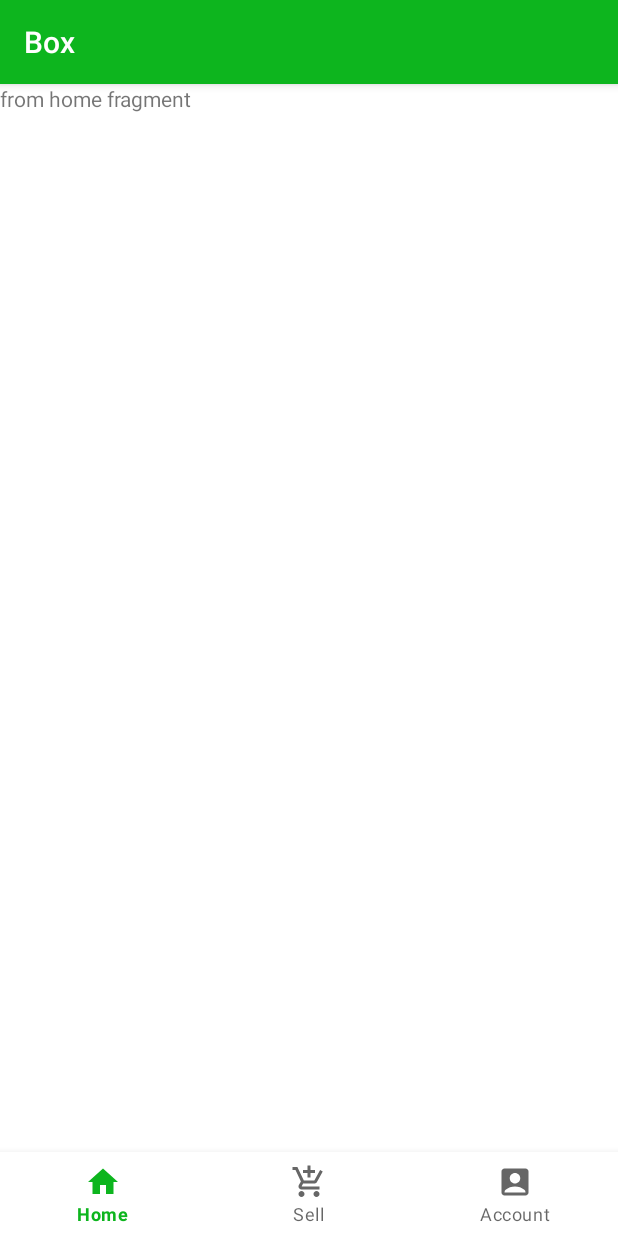
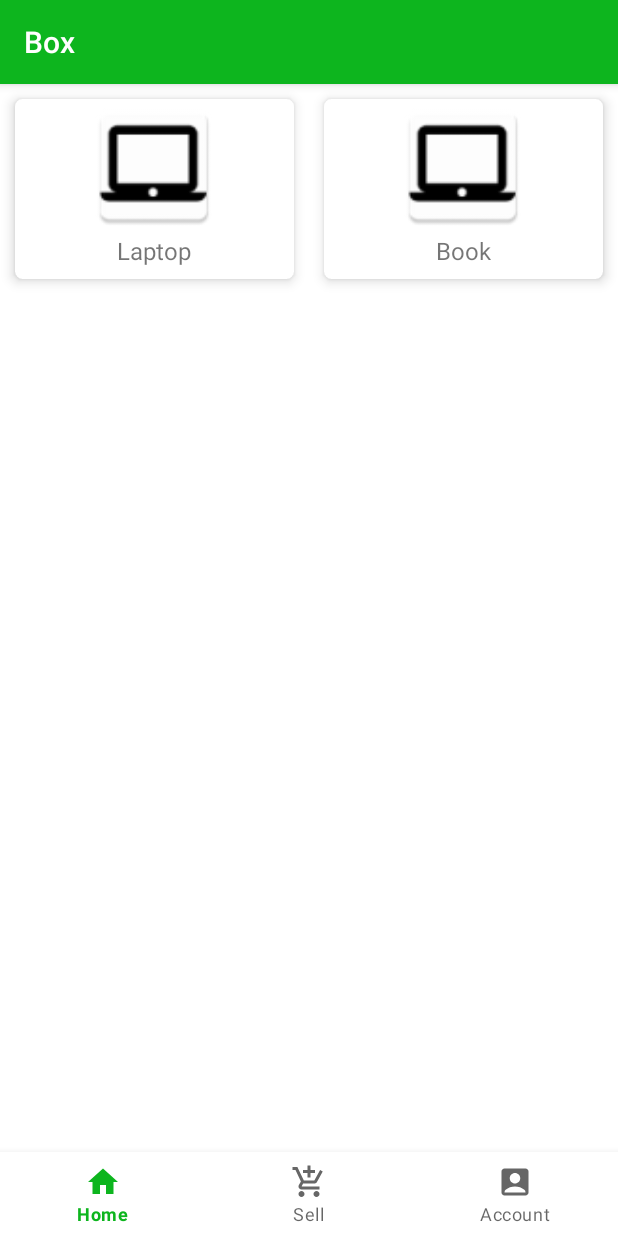
Before and after one commit to Shijas-T/box, an Android app: the HomeFragment screen opened directly, with no data from a screen before it, on a phone screen of 412 x 824 dp. Run offline under Robolectric (Android 15) with nearby library versions, the phone set to English and light mode, and no system bars.

Commit message:
complete card

```diff
--- a/app/src/main/res/layout/fragment_home.xml
+++ b/app/src/main/res/layout/fragment_home.xml
@@ -1,14 +1,83 @@
 <?xml version="1.0" encoding="utf-8"?>
-<FrameLayout xmlns:android="http://schemas.android.com/apk/res/android"
+<LinearLayout xmlns:android="http://schemas.android.com/apk/res/android"
     xmlns:tools="http://schemas.android.com/tools"
     android:layout_width="match_parent"
     android:layout_height="match_parent"
-    tools:context=".HomeFragment">
+    xmlns:app="http://schemas.android.com/apk/res-auto"
+    tools:context=".HomeFragment"
+    android:orientation="vertical">
 
-    <!-- TODO: Update blank fragment layout -->
-    <TextView
+    <LinearLayout
         android:layout_width="match_parent"
-        android:layout_height="match_parent"
-        android:text="from home fragment" />
+        android:layout_height="140dp"
+        android:orientation="horizontal"
+        android:weightSum="2">
 
-</FrameLayout>
+        <!-- Laptop card view -->
+        <com.google.android.material.card.MaterialCardView
+            android:id="@+id/card_laptop"
+            android:layout_width="match_parent"
+            android:layout_height="match_parent"
+            app:cardCornerRadius="5dp"
+            app:cardElevation="5dp"
+            android:visibility="visible"
+            android:layout_weight="1"
+            android:layout_margin="10dp">
+            <com.google.android.material.circularreveal.CircularRevealRelativeLayout
+                android:layout_width="match_parent"
+                android:layout_height="match_parent">
+                <!-- laptop image view -->
+                <com.google.android.material.imageview.ShapeableImageView
+                    android:id="@+id/ig_laptop"
+                    android:layout_width="100dp"
+                    android:layout_height="90dp"
+                    android:layout_centerHorizontal="true"
+                    android:src="@mipmap/ic_laptop"/>
+                <!-- laptop text view -->
+                <com.google.android.material.textview.MaterialTextView
+                    android:layout_width="wrap_content"
+                    android:layout_height="wrap_content"
+                    android:layout_below="@+id/ig_laptop"
+                    android:layout_centerHorizontal="true"
+                    android:text="Laptop"
+                    android:textSize="16sp"/>
+            </com.google.android.material.circularreveal.CircularRevealRelativeLayout>
+        </com.google.android.material.card.MaterialCardView>
+
+        <!-- Laptop card view -->
+        <com.google.android.material.card.MaterialCardView
+            android:id="@+id/card_book"
+            android:layout_width="match_parent"
+            android:layout_height="match_parent"
+            app:cardCornerRadius="5dp"
+            app:cardElevation="5dp"
+            android:visibility="visible"
+            android:layout_weight="1"
+            android:layout_margin="10dp">
+            <com.google.android.material.circularreveal.CircularRevealRelativeLayout
+                android:layout_width="match_parent"
+                android:layout_height="match_parent">
+                <!-- book image view -->
+                <com.google.android.material.imageview.ShapeableImageView
+                    android:id="@+id/ig_book"
+                    android:layout_width="100dp"
+                    android:layout_height="90dp"
+                    android:layout_centerHorizontal="true"
+                    android:src="@mipmap/ic_laptop"/>
+                <!-- book text view -->
+                <com.google.android.material.textview.MaterialTextView
+                    android:layout_width="wrap_content"
+                    android:layout_height="wrap_content"
+                    android:layout_below="@+id/ig_book"
+                    android:layout_centerHorizontal="true"
+                    android:text="Book"
+                    android:textSize="16sp"/>
+            </com.google.android.material.circularreveal.CircularRevealRelativeLayout>
+        </com.google.android.material.card.MaterialCardView>
+
+
+
+    </LinearLayout>
+
+
+</LinearLayout>
```
Also changed, not shown: app/src/main/res/mipmap-hdpi/ic_laptop.png (added), app/src/main/res/mipmap-mdpi/ic_laptop.png (added), app/src/main/res/mipmap-xhdpi/ic_laptop.png (added), app/src/main/res/mipmap-xxhdpi/ic_laptop.png (added), app/src/main/res/mipmap-xxxhdpi/ic_laptop.png (added).
